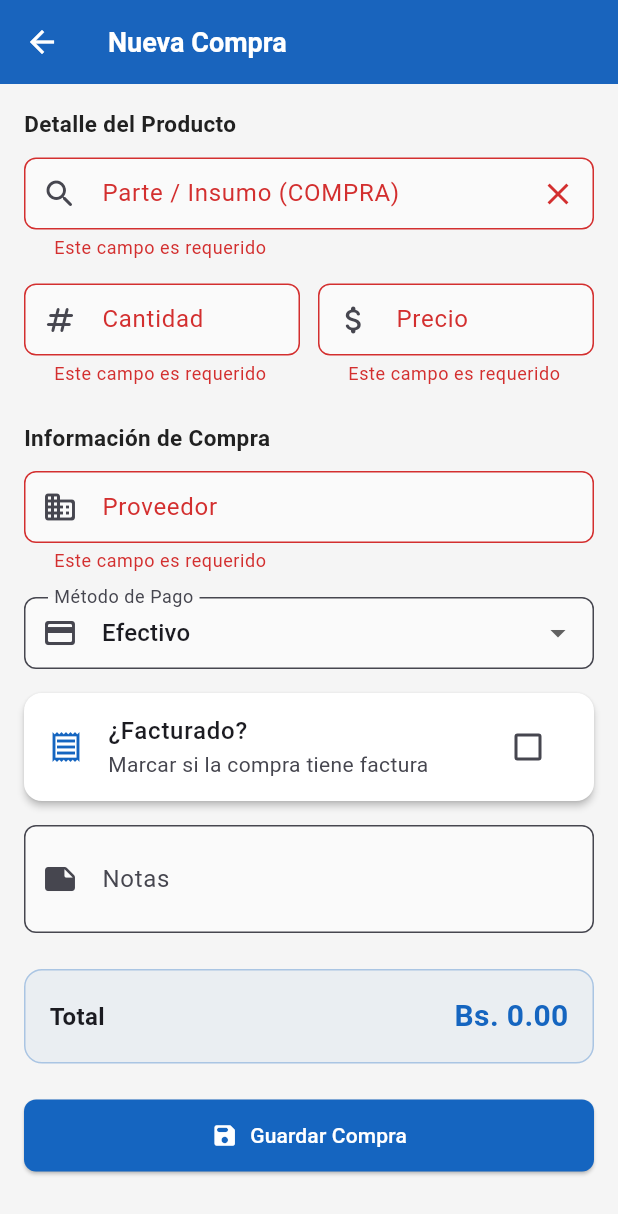
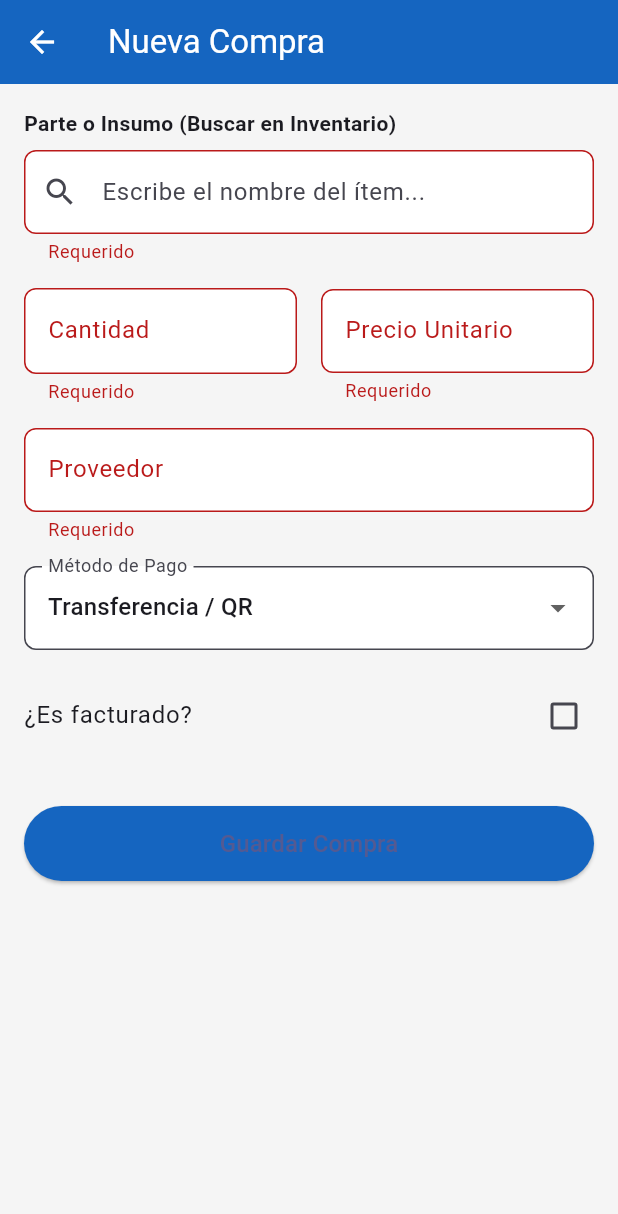
Before and after one commit to joselmin-lab/AMS-FACTORY-CONTABLE, a Flutter app: the CrearCompraScreen screen opened by its route, after a tap on "Guardar Compra", on a phone screen of 412 x 824 dp. Shown: the top 1214 px of the screen. Run offline on Flutter 3.47's test engine with Material 3 defaults, Android fonts, the phone set to English and light mode, and no system bars; our stand-ins replace supabase_flutter; accounts and stored records are empty.

Commit message:
feat: Integración de compras con MIMS, buscador de inventario, eliminación y Login

```diff
--- a/lib/core/router/app_router.dart
+++ b/lib/core/router/app_router.dart
@@ -1,21 +1,22 @@
 import 'package:flutter/material.dart';
-import 'package:ams_control_contable/screens/dashboard/dashboard_screen.dart';
-import 'package:ams_control_contable/screens/compras/compras_screen.dart';
-import 'package:ams_control_contable/screens/compras/crear_compra_screen.dart';
-import 'package:ams_control_contable/screens/ventas/ventas_screen.dart';
-import 'package:ams_control_contable/screens/ventas/crear_venta_screen.dart';
-import 'package:ams_control_contable/screens/importaciones/importaciones_screen.dart';
-import 'package:ams_control_contable/screens/importaciones/crear_importacion_screen.dart';
-import 'package:ams_control_contable/screens/impositivo/impositivo_screen.dart';
-import 'package:ams_control_contable/screens/usuarios/usuarios_screen.dart';
-import 'package:ams_control_contable/screens/gastos/gastos_screen.dart';
-import 'package:ams_control_contable/screens/cobrar/cobrar_screen.dart';
-import 'package:ams_control_contable/screens/pagar/pagar_screen.dart';
+
+import '../../screens/auth/login_screen.dart'; // <--- Nueva pantalla de Login
+import '../../screens/dashboard/dashboard_screen.dart';
+import '../../screens/compras/compras_screen.dart';
+import '../../screens/compras/crear_compra_screen.dart';
+import '../../screens/ventas/ventas_screen.dart';
+import '../../screens/ventas/crear_venta_screen.dart';
+import '../../screens/importaciones/importaciones_screen.dart';
+import '../../screens/importaciones/crear_importacion_screen.dart';
+import '../../screens/impositivo/impositivo_screen.dart';
+import '../../screens/gastos/gastos_screen.dart';
+import '../../screens/cobrar/cobrar_screen.dart';
+import '../../screens/pagar/pagar_screen.dart';
+import '../../screens/usuarios/usuarios_screen.dart';
 
 class AppRoutes {
-  AppRoutes._();
-
-  static const String dashboard = '/';
+  static const String login = '/login'; // <--- Nueva ruta
+  static const String dashboard = '/dashboard';
   static const String compras = '/compras';
   static const String crearCompra = '/compras/crear';
   static const String ventas = '/ventas';
@@ -23,85 +24,50 @@ class AppRoutes {
   static const String importaciones = '/importaciones';
   static const String crearImportacion = '/importaciones/crear';
   static const String impositivo = '/impositivo';
-  static const String usuarios = '/usuarios';
   static const String gastos = '/gastos';
+
+  // Nombres corregidos para que coincidan con el Drawer y Dashboard
   static const String cobrar = '/cobrar';
   static const String pagar = '/pagar';
+
+  static const String usuarios = '/usuarios';
 }
 
 class AppRouter {
-  AppRouter._();
-
   static Route<dynamic> generateRoute(RouteSettings settings) {
     switch (settings.name) {
+      case AppRoutes.login:
+        return MaterialPageRoute(builder: (_) => const LoginScreen());
       case AppRoutes.dashboard:
-        return MaterialPageRoute(
-          builder: (_) => const DashboardScreen(),
-          settings: settings,
-        );
+        return MaterialPageRoute(builder: (_) => const DashboardScreen());
       case AppRoutes.compras:
-        return MaterialPageRoute(
-          builder: (_) => const ComprasScreen(),
-          settings: settings,
-        );
+        return MaterialPageRoute(builder: (_) => const ComprasScreen());
       case AppRoutes.crearCompra:
-        final args = settings.arguments as Map<String, dynamic>?;
-        return MaterialPageRoute(
-          builder: (_) => CrearCompraScreen(compraId: args?['id']),
-          settings: settings,
-        );
+        return MaterialPageRoute(builder: (_) => const CrearCompraScreen());
       case AppRoutes.ventas:
-        return MaterialPageRoute(
-          builder: (_) => const VentasScreen(),
-          settings: settings,
-        );
+        return MaterialPageRoute(builder: (_) => const VentasScreen());
       case AppRoutes.crearVenta:
-        final args = settings.arguments as Map<String, dynamic>?;
-        return MaterialPageRoute(
-          builder: (_) => CrearVentaScreen(ventaId: args?['id']),
-          settings: settings,
-        );
+        return MaterialPageRoute(builder: (_) => const CrearVentaScreen());
       case AppRoutes.importaciones:
-        return MaterialPageRoute(
-          builder: (_) => const ImportacionesScreen(),
-          settings: settings,
-        );
+        return MaterialPageRoute(builder: (_) => const ImportacionesScreen());
       case AppRoutes.crearImportacion:
-        final args = settings.arguments as Map<String, dynamic>?;
-        return MaterialPageRoute(
-          builder: (_) =>
-              CrearImportacionScreen(importacionId: args?['id']),
-          settings: settings,
-        );
+        return MaterialPageRoute(builder: (_) => const CrearImportacionScreen());
       case AppRoutes.impositivo:
-        return MaterialPageRoute(
-          builder: (_) => const ImpositivoScreen(),
-          settings: settings,
-        );
+        return MaterialPageRoute(builder: (_) => const ImpositivoScreen());
+      case AppRoutes.gastos:
+        return MaterialPageRoute(builder: (_) => const GastosScreen());
+      case AppRoutes.cobrar:
+        return MaterialPageRoute(builder: (_) => const CobrarScreen());
+      case AppRoutes.pagar:
+        return MaterialPageRoute(builder: (_) => const PagarScreen());
       case AppRoutes.usuarios:
-        return MaterialPageRoute(
-          builder: (_) => const UsuariosScreen(),
-          settings: settings,
-        );
-      case AppRoutes.gastos:
-        return MaterialPageRoute(
-          builder: (_) => const GastosScreen(),
-          settings: settings,
-        );
-      case AppRoutes.cobrar:
-        return MaterialPageRoute(
-          builder: (_) => const CobrarScreen(),
-          settings: settings,
-        );
-      case AppRoutes.pagar:
-        return MaterialPageRoute(
-          builder: (_) => const PagarScreen(),
-          settings: settings,
-        );
+        return MaterialPageRoute(builder: (_) => const UsuariosScreen());
       default:
         return MaterialPageRoute(
-          builder: (_) => const DashboardScreen(),
-          settings: settings,
+          builder: (_) => Scaffold(
+            appBar: AppBar(title: const Text('Error')),
+            body: Center(child: Text('Ruta no encontrada: ${settings.name}')),
+          ),
         );
     }
   }
--- a/lib/screens/compras/compras_screen.dart
+++ b/lib/screens/compras/compras_screen.dart
@@ -103,11 +103,7 @@ class _ComprasScreenState extends State<ComprasScreen> {
                         color: AppColors.comprasColor,
                         badge: compra.facturado ? 'Facturado' : null,
                         badgeColor: AppColors.success,
-                        onEdit: () => Navigator.pushNamed(
-                          context,
-                          AppRoutes.crearCompra,
-                          arguments: {'id': compra.id},
-                        ),
+                        onEdit: null,
                         onDelete: () async {
                           final confirm =
                               await showDeleteConfirmDialog(context);
--- a/lib/screens/compras/crear_compra_screen.dart
+++ b/lib/screens/compras/crear_compra_screen.dart
@@ -1,16 +1,12 @@
 import 'package:flutter/material.dart';
-import 'package:flutter/services.dart';
 import 'package:provider/provider.dart';
 import 'package:ams_control_contable/core/constants/app_colors.dart';
-import 'package:ams_control_contable/core/constants/app_strings.dart';
 import 'package:ams_control_contable/models/compra.dart';
 import 'package:ams_control_contable/services/compras_service.dart';
-import 'package:ams_control_contable/widgets/dialogs.dart';
+import 'package:ams_control_contable/services/supabase_service.dart';
 
 class CrearCompraScreen extends StatefulWidget {
-  final String? compraId;
-
-  const CrearCompraScreen({super.key, this.compraId});
+  const CrearCompraScreen({super.key});
 
   @override
   State<CrearCompraScreen> createState() => _CrearCompraScreenState();
@@ -19,67 +15,73 @@ class CrearCompraScreen extends StatefulWidget {
 class _CrearCompraScreenState extends State<CrearCompraScreen> {
   final _formKey = GlobalKey<FormState>();
 
-  final _parteController = TextEditingController();
-  final _cantidadController = TextEditingController();
-  final _precioController = TextEditingController();
-  final _proveedorController = TextEditingController();
-  final _notasController = TextEditingController();
+  Map<String, dynamic>? _selectedItem; // El item de inventario seleccionado
+  final _cantidadCtrl = TextEditingController();
+  final _precioCtrl = TextEditingController();
+  final _proveedorCtrl = TextEditingController();
 
   bool _facturado = false;
-  String _metodoPago = AppStrings.pagoEfectivo;
+  String _metodoPago = 'Transferencia / QR';
 
-  bool get _isEditing => widget.compraId != null;
-
-  static const List<String> _metodosPago = [
-    AppStrings.pagoQR,
-    AppStrings.pagoEfectivo,
-    AppStrings.pagoTarjeta,
-    AppStrings.pagoCredito,
+  final List<String> _metodosPago = [
+    'Transferencia / QR',
+    'Efectivo',
+    'Tarjeta',
+    'Crédito',
   ];
 
   @override
   void dispose() {
-    _parteController.dispose();
-    _cantidadController.dispose();
-    _precioController.dispose();
-    _proveedorController.dispose();
-    _notasController.dispose();
+    _cantidadCtrl.dispose();
+    _precioCtrl.dispose();
+    _proveedorCtrl.dispose();
     super.dispose();
   }
 
-  Future<void> _submit() async {
-    if (!_formKey.currentState!.validate()) return;
+  void _guardarCompra() {
+    if (_formKey.currentState!.validate()) {
+      if (_selectedItem == null) {
+        ScaffoldMessenger.of(context).showSnackBar(
+          const SnackBar(content: Text('Debe seleccionar una parte o insumo válido del buscador')),
+        );
+        return;
+      }
 
-    final compra = Compra(
-      id: widget.compraId,
-      parteNombre: _parteController.text.trim(),
-      cantidad: double.parse(_cantidadController.text.trim()),
-      precio: double.parse(_precioController.text.trim()),
+      final nuevaCompra = Compra(
+        // Generamos un ID temporal. Luego Supabase le asignará un UUID real si es necesario
+        id: null,
+        parteId: _selectedItem!['id'].toString(),
+        parteNombre: _selectedItem!['nombre'] ?? 'Sin nombre',
+        cantidad: double.parse(_cantidadCtrl.text),
+        precio: double.parse(_precioCtrl.text),
         facturado: _facturado,
-      proveedor: _proveedorController.text.trim(),
+        proveedor: _proveedorCtrl.text,
         metodoPago: _metodoPago,
         fecha: DateTime.now(),
-      notas: _notasController.text.trim().isEmpty
-          ? null
-          : _notasController.text.trim(),
       );
 
-    final service = context.read<ComprasService>();
-    bool success;
-
-    if (_isEditing) {
-      success = await service.updateCompra(compra);
-    } else {
-      success = await service.createCompra(compra);
+      // AQUI ESTA LA CORRECCIÓN: Se usa createCompra en lugar de addCompra
+      context.read<ComprasService>().createCompra(nuevaCompra);
+      Navigator.pop(context);
+    }
   }
 
-    if (mounted) {
-      if (success) {
-        showSuccessSnackbar(context, AppStrings.registroGuardado);
-        Navigator.pop(context);
-      } else {
-        showErrorSnackbar(context, service.error ?? 'Error al guardar');
-      }
+  // Función que busca en Supabase las partes/insumos que se compran
+  Future<List<Map<String, dynamic>>> _buscarEnInventario(String query) async {
+    if (query.isEmpty) return [];
+
+    try {
+      final response = await SupabaseService.client
+          .from('inventario')
+          .select('id, codigo, nombre, categoria, origen, unidad')
+          .or('origen.eq.COMPRA,categoria.eq.INSUMO,categoria.eq.MATERIA_PRIMA')
+          .ilike('nombre', '%$query%')
+          .limit(10);
+
+      return List<Map<String, dynamic>>.from(response);
+    } catch (e) {
+      debugPrint('Error buscando inventario: $e');
+      return [];
     }
   }
 
@@ -87,233 +89,121 @@ class _CrearCompraScreenState extends State<CrearCompraScreen> {
   Widget build(BuildContext context) {
     return Scaffold(
       appBar: AppBar(
-        title: Text(_isEditing ? 'Editar Compra' : 'Nueva Compra'),
+        title: const Text('Nueva Compra'),
         backgroundColor: AppColors.comprasColor,
       ),
-      body: Form(
+      body: SingleChildScrollView(
+        padding: const EdgeInsets.all(16),
+        child: Form(
           key: _formKey,
-        child: ListView(
-          padding: const EdgeInsets.all(16),
+          child: Column(
+            crossAxisAlignment: CrossAxisAlignment.start,
             children: [
-            _buildSectionHeader('Detalle del Producto'),
-            const SizedBox(height: 12),
-            _buildSearchField(),
+              const Text('Parte o Insumo (Buscar en Inventario)', style: TextStyle(fontWeight: FontWeight.bold)),
+              const SizedBox(height: 8),
+
+              // BUSCADOR CON AUTOCOMPLETAR
+              Autocomplete<Map<String, dynamic>>(
+                displayStringForOption: (item) => '[${item['codigo']}] ${item['nombre']}',
+                optionsBuilder: (TextEditingValue textEditingValue) async {
+                  if (textEditingValue.text.length < 2) return const Iterable<Map<String, dynamic>>.empty();
+                  return await _buscarEnInventario(textEditingValue.text);
+                },
+                onSelected: (Map<String, dynamic> selection) {
+                  setState(() {
+                    _selectedItem = selection;
+                  });
+                },
+                fieldViewBuilder: (context, controller, focusNode, onFieldSubmitted) {
+                  return TextFormField(
+                    controller: controller,
+                    focusNode: focusNode,
+                    decoration: const InputDecoration(
+                      hintText: 'Escribe el nombre del ítem...',
+                      prefixIcon: Icon(Icons.search),
+                    ),
+                    validator: (value) => value == null || value.isEmpty ? 'Requerido' : null,
+                  );
+                },
+              ),
+
+              if (_selectedItem != null)
+                Padding(
+                  padding: const EdgeInsets.only(top: 8.0),
+                  child: Text(
+                    'Categoría: ${_selectedItem!['categoria']}',
+                    style: const TextStyle(color: AppColors.success, fontWeight: FontWeight.w500),
+                  ),
+                ),
               const SizedBox(height: 16),
+
               Row(
                 children: [
-                Expanded(child: _buildCantidadField()),
-                const SizedBox(width: 12),
-                Expanded(child: _buildPrecioField()),
+                  Expanded(
+                    child: TextFormField(
+                      controller: _cantidadCtrl,
+                      keyboardType: const TextInputType.numberWithOptions(decimal: true),
+                      decoration: InputDecoration(
+                        labelText: 'Cantidad',
+                        // Muestra la unidad dinámicamente si ya hay un item seleccionado
+                        suffixText: _selectedItem != null ? _selectedItem!['unidad'] : '',
+                      ),
+                      validator: (value) => value == null || value.isEmpty ? 'Requerido' : null,
+                    ),
+                  ),
+                  const SizedBox(width: 16),
+                  Expanded(
+                    child: TextFormField(
+                      controller: _precioCtrl,
+                      keyboardType: const TextInputType.numberWithOptions(decimal: true),
+                      decoration: const InputDecoration(
+                        labelText: 'Precio Unitario',
+                        prefixText: 'Bs. ',
+                      ),
+                      validator: (value) => value == null || value.isEmpty ? 'Requerido' : null,
+                    ),
+                  ),
                 ],
               ),
-            const SizedBox(height: 24),
-            _buildSectionHeader('Información de Compra'),
-            const SizedBox(height: 12),
-            _buildProveedorField(),
               const SizedBox(height: 16),
-            _buildMetodoPagoField(),
+
+              TextFormField(
+                controller: _proveedorCtrl,
+                decoration: const InputDecoration(labelText: 'Proveedor'),
+                validator: (value) => value == null || value.isEmpty ? 'Requerido' : null,
+              ),
               const SizedBox(height: 16),
-            _buildFacturadoField(),
+
+              DropdownButtonFormField<String>(
+                value: _metodoPago,
+                decoration: const InputDecoration(labelText: 'Método de Pago'),
+                items: _metodosPago.map((m) => DropdownMenuItem(value: m, child: Text(m))).toList(),
+                onChanged: (val) => setState(() => _metodoPago = val!),
+              ),
               const SizedBox(height: 16),
-            _buildNotasField(),
-            const SizedBox(height: 24),
-            _buildTotalPreview(),
-            const SizedBox(height: 24),
-            _buildSubmitButton(),
-            const SizedBox(height: 16),
+
+              CheckboxListTile(
+                title: const Text('¿Es facturado?'),
+                value: _facturado,
+                onChanged: (val) => setState(() => _facturado = val ?? false),
+                contentPadding: EdgeInsets.zero,
+                activeColor: AppColors.comprasColor,
+              ),
+              const SizedBox(height: 32),
+
+              SizedBox(
+                width: double.infinity,
+                height: 50,
+                child: ElevatedButton(
+                  onPressed: _guardarCompra,
+                  style: ElevatedButton.styleFrom(backgroundColor: AppColors.comprasColor),
+                  child: const Text('Guardar Compra', style: TextStyle(fontSize: 16)),
+                ),
+              ),
             ],
+          ),
         ),
       ),
     );
   }
-
-  Widget _buildSectionHeader(String title) {
-    return Text(
-      title,
-      style: const TextStyle(
-        fontSize: 15,
-        fontWeight: FontWeight.w600,
-        color: AppColors.textPrimary,
-      ),
-    );
 }
-
-  Widget _buildSearchField() {
-    return TextFormField(
-      controller: _parteController,
-      decoration: InputDecoration(
-        labelText: 'Parte / Insumo (COMPRA)',
-        hintText: 'Buscar parte o insumo...',
-        prefixIcon: const Icon(Icons.search_rounded),
-        suffixIcon: IconButton(
-          icon: const Icon(Icons.clear),
-          onPressed: () => _parteController.clear(),
-        ),
-      ),
-      validator: (v) =>
-          v == null || v.isEmpty ? AppStrings.campoRequerido : null,
-    );
-  }
-
-  Widget _buildCantidadField() {
-    return TextFormField(
-      controller: _cantidadController,
-      decoration: const InputDecoration(
-        labelText: AppStrings.cantidad,
-        prefixIcon: Icon(Icons.numbers_rounded),
-      ),
-      keyboardType: const TextInputType.numberWithOptions(decimal: true),
-      inputFormatters: [
-        FilteringTextInputFormatter.allow(RegExp(r'^\d+\.?\d{0,4}')),
-      ],
-      validator: (v) {
-        if (v == null || v.isEmpty) return AppStrings.campoRequerido;
-        if (double.tryParse(v) == null) return AppStrings.valorInvalido;
-        return null;
-      },
-    );
-  }
-
-  Widget _buildPrecioField() {
-    return TextFormField(
-      controller: _precioController,
-      decoration: const InputDecoration(
-        labelText: AppStrings.precio,
-        prefixIcon: Icon(Icons.attach_money_rounded),
-        prefixText: 'Bs. ',
-      ),
-      keyboardType: const TextInputType.numberWithOptions(decimal: true),
-      inputFormatters: [
-        FilteringTextInputFormatter.allow(RegExp(r'^\d+\.?\d{0,2}')),
-      ],
-      validator: (v) {
-        if (v == null || v.isEmpty) return AppStrings.campoRequerido;
-        if (double.tryParse(v) == null) return AppStrings.valorInvalido;
-        return null;
-      },
-    );
-  }
-
-  Widget _buildProveedorField() {
-    return TextFormField(
-      controller: _proveedorController,
-      decoration: const InputDecoration(
-        labelText: AppStrings.proveedor,
-        prefixIcon: Icon(Icons.business_rounded),
-      ),
-      validator: (v) =>
-          v == null || v.isEmpty ? AppStrings.campoRequerido : null,
-    );
-  }
-
-  Widget _buildMetodoPagoField() {
-    return DropdownButtonFormField<String>(
-      value: _metodoPago,
-      decoration: const InputDecoration(
-        labelText: AppStrings.metodoPago,
-        prefixIcon: Icon(Icons.payment_rounded),
-      ),
-      items: _metodosPago
-          .map((m) => DropdownMenuItem(value: m, child: Text(m)))
-          .toList(),
-      onChanged: (v) => setState(() => _metodoPago = v!),
-    );
-  }
-
-  Widget _buildFacturadoField() {
-    return Card(
-      margin: EdgeInsets.zero,
-      child: CheckboxListTile(
-        title: const Text(
-          AppStrings.facturado,
-          style: TextStyle(fontWeight: FontWeight.w500),
-        ),
-        subtitle: const Text('Marcar si la compra tiene factura'),
-        value: _facturado,
-        onChanged: (v) => setState(() => _facturado = v ?? false),
-        activeColor: AppColors.comprasColor,
-        secondary: Icon(
-          _facturado
-              ? Icons.receipt_long_rounded
-              : Icons.receipt_outlined,
-          color: AppColors.comprasColor,
-        ),
-      ),
-    );
-  }
-
-  Widget _buildNotasField() {
-    return TextFormField(
-      controller: _notasController,
-      decoration: const InputDecoration(
-        labelText: AppStrings.notas,
-        prefixIcon: Icon(Icons.note_rounded),
-        hintText: 'Observaciones adicionales (opcional)',
-      ),
-      maxLines: 2,
-    );
-  }
-
-  Widget _buildTotalPreview() {
-    return ListenableBuilder(
-      listenable: Listenable.merge([_cantidadController, _precioController]),
-      builder: (context, _) {
-        final qty = double.tryParse(_cantidadController.text) ?? 0;
-        final price = double.tryParse(_precioController.text) ?? 0;
-        final t = qty * price;
-        return Container(
-          padding: const EdgeInsets.all(16),
-          decoration: BoxDecoration(
-            color: AppColors.comprasColor.withAlpha(13),
-            borderRadius: BorderRadius.circular(12),
-            border:
-                Border.all(color: AppColors.comprasColor.withAlpha(77)),
-          ),
-          child: Row(
-            mainAxisAlignment: MainAxisAlignment.spaceBetween,
-            children: [
-              const Text(
-                AppStrings.total,
-                style: TextStyle(
-                  fontWeight: FontWeight.w600,
-                  fontSize: 16,
-                ),
-              ),
-              Text(
-                'Bs. ${t.toStringAsFixed(2)}',
-                style: const TextStyle(
-                  fontWeight: FontWeight.bold,
-                  fontSize: 20,
-                  color: AppColors.comprasColor,
-                ),
-              ),
-            ],
-          ),
-        );
-      },
-    );
-  }
-
-  Widget _buildSubmitButton() {
-    return Consumer<ComprasService>(
-      builder: (context, service, _) {
-        return ElevatedButton.icon(
-          onPressed: service.isLoading ? null : _submit,
-          style: ElevatedButton.styleFrom(
-            backgroundColor: AppColors.comprasColor,
-            minimumSize: const Size(double.infinity, 48),
-          ),
-          icon: service.isLoading
-              ? const SizedBox(
-                  width: 20,
-                  height: 20,
-                  child: CircularProgressIndicator(
-                      strokeWidth: 2, color: Colors.white),
-                )
-              : const Icon(Icons.save_rounded),
-          label: Text(_isEditing ? 'Actualizar Compra' : 'Guardar Compra'),
-        );
-      },
-    );
-  }
-}
```
Also changed, not shown: lib/core/theme/app_theme.dart (+8 -43 lines), lib/main.dart (+36 -35 lines), lib/screens/auth/login_screen.dart (added, +80 -0 lines), pubspec.lock (added), 129 other files. Lines whose indentation alone changed are shown as unchanged.
